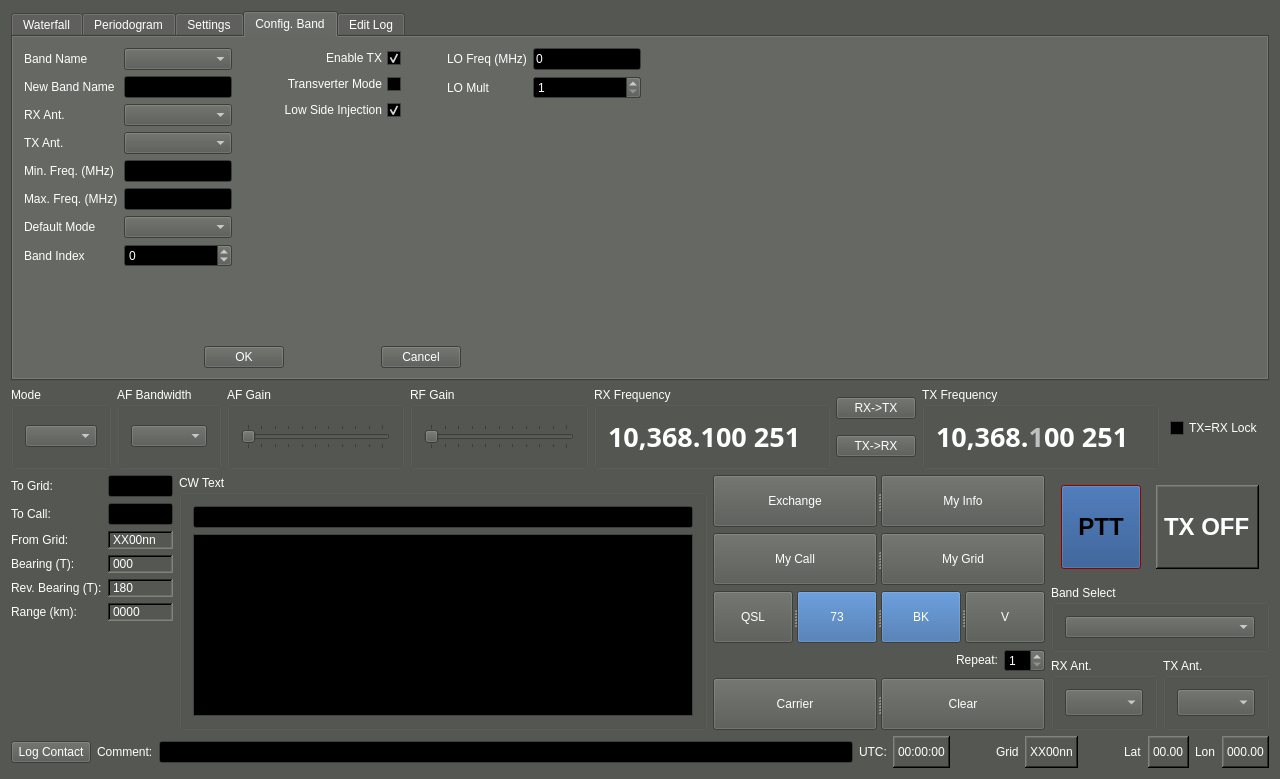
First picture: the form in qtgui/mainwindow.ui, repository kb1vc/SoDaRadio, before the edit.
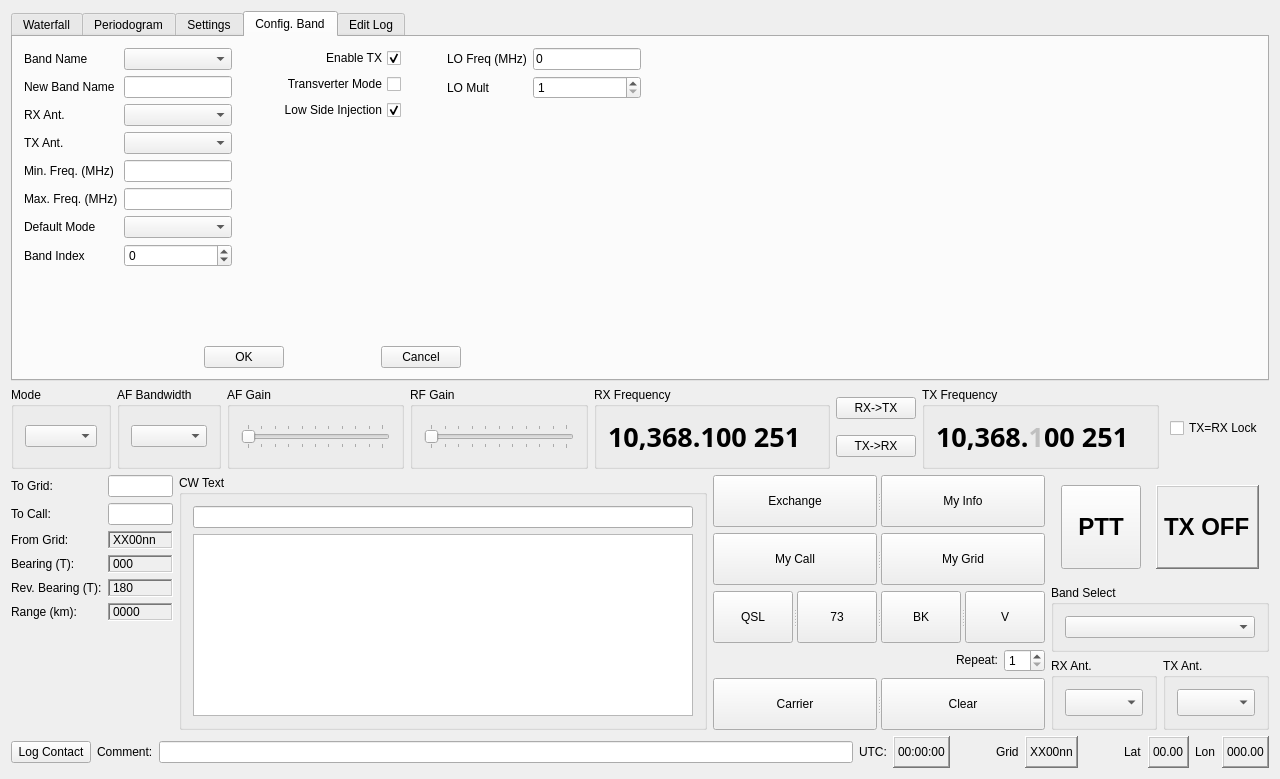
Second picture: the form after the edit. The open tabs and pages were chosen to show the change. Icons and pictures are not drawn. Custom widgets are drawn as their Qt base class.

Commit message: Working on fixing color problems

```diff
--- a/qtgui/mainwindow.ui
+++ b/qtgui/mainwindow.ui
@@ -8,421 +8,6 @@
     <verstretch>0</verstretch>
    </sizepolicy>
   </property>
-  <property name="palette">
-   <palette>
-    <active>
-     <colorrole role="WindowText">
-      <brush brushstyle="SolidPattern">
-       <color alpha="255">
-        <red>255</red>
-        <green>255</green>
-        <blue>255</blue>
-       </color>
-      </brush>
-     </colorrole>
-     <colorrole role="Button">
-      <brush brushstyle="SolidPattern">
-       <color alpha="255">
-        <red>85</red>
-        <green>87</green>
-        <blue>83</blue>
-       </color>
-      </brush>
-     </colorrole>
-     <colorrole role="Light">
-      <brush brushstyle="SolidPattern">
-       <color alpha="255">
-        <red>127</red>
-        <green>131</green>
-        <blue>124</blue>
-       </color>
-      </brush>
-     </colorrole>
-     <colorrole role="Midlight">
-      <brush brushstyle="SolidPattern">
-       <color alpha="255">
-        <red>106</red>
-        <green>109</green>
-        <blue>103</blue>
-       </color>
-      </brush>
-     </colorrole>
-     <colorrole role="Dark">
-      <brush brushstyle="SolidPattern">
-       <color alpha="255">
-        <red>42</red>
-        <green>43</green>
-        <blue>41</blue>
-       </color>
-      </brush>
-     </colorrole>
-     <colorrole role="Mid">
-      <brush brushstyle="SolidPattern">
-       <color alpha="255">
-        <red>56</red>
-        <green>58</green>
-        <blue>55</blue>
-       </color>
-      </brush>
-     </colorrole>
-     <colorrole role="Text">
-      <brush brushstyle="SolidPattern">
-       <color alpha="255">
-        <red>255</red>
-        <green>255</green>
-        <blue>255</blue>
-       </color>
-      </brush>
-     </colorrole>
-     <colorrole role="BrightText">
-      <brush brushstyle="SolidPattern">
-       <color alpha="255">
-        <red>255</red>
-        <green>255</green>
-        <blue>255</blue>
-       </color>
-      </brush>
-     </colorrole>
-     <colorrole role="ButtonText">
-      <brush brushstyle="SolidPattern">
-       <color alpha="255">
-        <red>255</red>
-        <green>255</green>
-        <blue>255</blue>
-       </color>
-      </brush>
-     </colorrole>
-     <colorrole role="Base">
-      <brush brushstyle="SolidPattern">
-       <color alpha="255">
-        <red>0</red>
-        <green>0</green>
-        <blue>0</blue>
-       </color>
-      </brush>
-     </colorrole>
-     <colorrole role="Window">
-      <brush brushstyle="SolidPattern">
-       <color alpha="255">
-        <red>85</red>
-        <green>87</green>
-        <blue>83</blue>
-       </color>
-      </brush>
-     </colorrole>
-     <colorrole role="Shadow">
-      <brush brushstyle="SolidPattern">
-       <color alpha="255">
-        <red>0</red>
-        <green>0</green>
-        <blue>0</blue>
-       </color>
-      </brush>
-     </colorrole>
-     <colorrole role="AlternateBase">
-      <brush brushstyle="SolidPattern">
-       <color alpha="255">
-        <red>42</red>
-        <green>43</green>
-        <blue>41</blue>
-       </color>
-      </brush>
-     </colorrole>
-     <colorrole role="ToolTipBase">
-      <brush brushstyle="SolidPattern">
-       <color alpha="255">
-        <red>255</red>
-        <green>255</green>
-        <blue>220</blue>
-       </color>
-      </brush>
-     </colorrole>
-     <colorrole role="ToolTipText">
-      <brush brushstyle="SolidPattern">
-       <color alpha="255">
-        <red>0</red>
-        <green>0</green>
-        <blue>0</blue>
-       </color>
-      </brush>
-     </colorrole>
-    </active>
-    <inactive>
-     <colorrole role="WindowText">
-      <brush brushstyle="SolidPattern">
-       <color alpha="255">
-        <red>255</red>
-        <green>255</green>
-        <blue>255</blue>
-       </color>
-      </brush>
-     </colorrole>
-     <colorrole role="Button">
-      <brush brushstyle="SolidPattern">
-       <color alpha="255">
-        <red>85</red>
-        <green>87</green>
-        <blue>83</blue>
-       </color>
-      </brush>
-     </colorrole>
-     <colorrole role="Light">
-      <brush brushstyle="SolidPattern">
-       <color alpha="255">
-        <red>127</red>
-        <green>131</green>
-        <blue>124</blue>
-       </color>
-      </brush>
-     </colorrole>
-     <colorrole role="Midlight">
-      <brush brushstyle="SolidPattern">
-       <color alpha="255">
-        <red>106</red>
-        <green>109</green>
-        <blue>103</blue>
-       </color>
-      </brush>
-     </colorrole>
-     <colorrole role="Dark">
-      <brush brushstyle="SolidPattern">
-       <color alpha="255">
-        <red>42</red>
-        <green>43</green>
-        <blue>41</blue>
-       </color>
-      </brush>
-     </colorrole>
-     <colorrole role="Mid">
-      <brush brushstyle="SolidPattern">
-       <color alpha="255">
-        <red>56</red>
-        <green>58</green>
-        <blue>55</blue>
-       </color>
-      </brush>
-     </colorrole>
-     <colorrole role="Text">
-      <brush brushstyle="SolidPattern">
-       <color alpha="255">
-        <red>255</red>
-        <green>255</green>
-        <blue>255</blue>
-       </color>
-      </brush>
-     </colorrole>
-     <colorrole role="BrightText">
-      <brush brushstyle="SolidPattern">
-       <color alpha="255">
-        <red>255</red>
-        <green>255</green>
-        <blue>255</blue>
-       </color>
-      </brush>
-     </colorrole>
-     <colorrole role="ButtonText">
-      <brush brushstyle="SolidPattern">
-       <color alpha="255">
-        <red>255</red>
-        <green>255</green>
-        <blue>255</blue>
-       </color>
-      </brush>
-     </colorrole>
-     <colorrole role="Base">
-      <brush brushstyle="SolidPattern">
-       <color alpha="255">
-        <red>0</red>
-        <green>0</green>
-        <blue>0</blue>
-       </color>
-      </brush>
-     </colorrole>
-     <colorrole role="Window">
-      <brush brushstyle="SolidPattern">
-       <color alpha="255">
-        <red>85</red>
-        <green>87</green>
-        <blue>83</blue>
-       </color>
-      </brush>
-     </colorrole>
-     <colorrole role="Shadow">
-      <brush brushstyle="SolidPattern">
-       <color alpha="255">
-        <red>0</red>
-        <green>0</green>
-        <blue>0</blue>
-       </color>
-      </brush>
-     </colorrole>
-     <colorrole role="AlternateBase">
-      <brush brushstyle="SolidPattern">
-       <color alpha="255">
-        <red>42</red>
-        <green>43</green>
-        <blue>41</blue>
-       </color>
-      </brush>
-     </colorrole>
-     <colorrole role="ToolTipBase">
-      <brush brushstyle="SolidPattern">
-       <color alpha="255">
-        <red>255</red>
-        <green>255</green>
-        <blue>220</blue>
-       </color>
-      </brush>
-     </colorrole>
-     <colorrole role="ToolTipText">
-      <brush brushstyle="SolidPattern">
-       <color alpha="255">
-        <red>0</red>
-        <green>0</green>
-        <blue>0</blue>
-       </color>
-      </brush>
-     </colorrole>
-    </inactive>
-    <disabled>
-     <colorrole role="WindowText">
-      <brush brushstyle="SolidPattern">
-       <color alpha="255">
-        <red>42</red>
-        <green>43</green>
-        <blue>41</blue>
-       </color>
-      </brush>
-     </colorrole>
-     <colorrole role="Button">
-      <brush brushstyle="SolidPattern">
-       <color alpha="255">
-        <red>85</red>
-        <green>87</green>
-        <blue>83</blue>
-       </color>
-      </brush>
-     </colorrole>
-     <colorrole role="Light">
-      <brush brushstyle="SolidPattern">
-       <color alpha="255">
-        <red>127</red>
-        <green>131</green>
-        <blue>124</blue>
-       </color>
-      </brush>
-     </colorrole>
-     <colorrole role="Midlight">
-      <brush brushstyle="SolidPattern">
-       <color alpha="255">
-        <red>106</red>
-        <green>109</green>
-        <blue>103</blue>
-       </color>
-      </brush>
-     </colorrole>
-     <colorrole role="Dark">
-      <brush brushstyle="SolidPattern">
-       <color alpha="255">
-        <red>42</red>
-        <green>43</green>
-        <blue>41</blue>
-       </color>
-      </brush>
-     </colorrole>
-     <colorrole role="Mid">
-      <brush brushstyle="SolidPattern">
-       <color alpha="255">
-        <red>56</red>
-        <green>58</green>
-        <blue>55</blue>
-       </color>
-      </brush>
-     </colorrole>
-     <colorrole role="Text">
-      <brush brushstyle="SolidPattern">
-       <color alpha="255">
-        <red>42</red>
-        <green>43</green>
-        <blue>41</blue>
-       </color>
-      </brush>
-     </colorrole>
-     <colorrole role="BrightText">
-      <brush brushstyle="SolidPattern">
-       <color alpha="255">
-        <red>255</red>
-        <green>255</green>
-        <blue>255</blue>
-       </color>
-      </brush>
-     </colorrole>
-     <colorrole role="ButtonText">
-      <brush brushstyle="SolidPattern">
-       <color alpha="255">
-        <red>42</red>
-        <green>43</green>
-        <blue>41</blue>
-       </color>
-      </brush>
-     </colorrole>
-     <colorrole role="Base">
-      <brush brushstyle="SolidPattern">
-       <color alpha="255">
-        <red>85</red>
-        <green>87</green>
-        <blue>83</blue>
-       </color>
-      </brush>
-     </colorrole>
-     <colorrole role="Window">
-      <brush brushstyle="SolidPattern">
-       <color alpha="255">
-        <red>85</red>
-        <green>87</green>
-        <blue>83</blue>
-       </color>
-      </brush>
-     </colorrole>
-     <colorrole role="Shadow">
-      <brush brushstyle="SolidPattern">
-       <color alpha="255">
-        <red>0</red>
-        <green>0</green>
-        <blue>0</blue>
-       </color>
-      </brush>
-     </colorrole>
-     <colorrole role="AlternateBase">
-      <brush brushstyle="SolidPattern">
-       <color alpha="255">
-        <red>85</red>
-        <green>87</green>
-        <blue>83</blue>
-       </color>
-      </brush>
-     </colorrole>
-     <colorrole role="ToolTipBase">
-      <brush brushstyle="SolidPattern">
-       <color alpha="255">
-        <red>255</red>
-        <green>255</green>
-        <blue>220</blue>
-       </color>
-      </brush>
-     </colorrole>
-     <colorrole role="ToolTipText">
-      <brush brushstyle="SolidPattern">
-       <color alpha="255">
-        <red>0</red>
-        <green>0</green>
-        <blue>0</blue>
-       </color>
-      </brush>
-     </colorrole>
-    </disabled>
-   </palette>
-  </property>
   <property name="windowTitle">
    <string>MainWindow</string>
   </property>
@@ -1311,70 +896,6 @@
           </item>
           <item>
            <widget class="QLabel" name="BCStatus_lbl">
-            <property name="palette">
-             <palette>
-              <active>
-               <colorrole role="Text">
-                <brush brushstyle="SolidPattern">
-                 <color alpha="255">
-                  <red>204</red>
-                  <green>0</green>
-                  <blue>0</blue>
-                 </color>
-                </brush>
-               </colorrole>
-               <colorrole role="BrightText">
-                <brush brushstyle="SolidPattern">
-                 <color alpha="255">
-                  <red>204</red>
-                  <green>0</green>
-                  <blue>0</blue>
-                 </color>
-                </brush>
-               </colorrole>
-              </active>
-              <inactive>
-               <colorrole role="Text">
-                <brush brushstyle="SolidPattern">
-                 <color alpha="255">
-                  <red>204</red>
-                  <green>0</green>
-                  <blue>0</blue>
-                 </color>
-                </brush>
-               </colorrole>
-               <colorrole role="BrightText">
-                <brush brushstyle="SolidPattern">
-                 <color alpha="255">
-                  <red>204</red>
-                  <green>0</green>
-                  <blue>0</blue>
-                 </color>
-                </brush>
-               </colorrole>
-              </inactive>
-              <disabled>
-               <colorrole role="Text">
-                <brush brushstyle="SolidPattern">
-                 <color alpha="255">
-                  <red>42</red>
-                  <green>43</green>
-                  <blue>41</blue>
-                 </color>
-                </brush>
-               </colorrole>
-               <colorrole role="BrightText">
-                <brush brushstyle="SolidPattern">
-                 <color alpha="255">
-                  <red>204</red>
-                  <green>0</green>
-                  <blue>0</blue>
-                 </color>
-                </brush>
-               </colorrole>
-              </disabled>
-             </palette>
-            </property>
             <property name="text">
              <string/>
             </property>
@@ -2529,43 +2050,6 @@
              <height>16777215</height>
             </size>
            </property>
-           <property name="palette">
-            <palette>
-             <active>
-              <colorrole role="Button">
-               <brush brushstyle="SolidPattern">
-                <color alpha="255">
-                 <red>52</red>
-                 <green>101</green>
-                 <blue>164</blue>
-                </color>
-               </brush>
-              </colorrole>
-             </active>
-             <inactive>
-              <colorrole role="Button">
-               <brush brushstyle="SolidPattern">
-                <color alpha="255">
-                 <red>52</red>
-                 <green>101</green>
-                 <blue>164</blue>
-                </color>
-               </brush>
-              </colorrole>
-             </inactive>
-             <disabled>
-              <colorrole role="Button">
-               <brush brushstyle="SolidPattern">
-                <color alpha="255">
-                 <red>52</red>
-                 <green>101</green>
-                 <blue>164</blue>
-                </color>
-               </brush>
-              </colorrole>
-             </disabled>
-            </palette>
-           </property>
            <property name="text">
             <string>73</string>
            </property>
@@ -2583,43 +2067,6 @@
              <height>16777215</height>
             </size>
            </property>
-           <property name="palette">
-            <palette>
-             <active>
-              <colorrole role="Button">
-               <brush brushstyle="SolidPattern">
-                <color alpha="255">
-                 <red>52</red>
-                 <green>101</green>
-                 <blue>164</blue>
-                </color>
-               </brush>
-              </colorrole>
-             </active>
-             <inactive>
-              <colorrole role="Button">
-               <brush brushstyle="SolidPattern">
-                <color alpha="255">
-                 <red>52</red>
-                 <green>101</green>
-                 <blue>164</blue>
-                </color>
-               </brush>
-              </colorrole>
-             </inactive>
-             <disabled>
-              <colorrole role="Button">
-               <brush brushstyle="SolidPattern">
-                <color alpha="255">
-                 <red>52</red>
-                 <green>101</green>
-                 <blue>164</blue>
-                </color>
-               </brush>
-              </colorrole>
-             </disabled>
-            </palette>
-           </property>
            <property name="text">
             <string>BK</string>
            </property>
@@ -2750,421 +2197,6 @@
               <verstretch>0</verstretch>
              </sizepolicy>
             </property>
-            <property name="palette">
-             <palette>
-              <active>
-               <colorrole role="WindowText">
-                <brush brushstyle="SolidPattern">
-                 <color alpha="255">
-                  <red>0</red>
-                  <green>0</green>
-                  <blue>0</blue>
-                 </color>
-                </brush>
-               </colorrole>
-               <colorrole role="Button">
-                <brush brushstyle="SolidPattern">
-                 <color alpha="255">
-                  <red>255</red>
-                  <green>51</green>
-                  <blue>51</blue>
-                 </color>
-                </brush>
-               </colorrole>
-               <colorrole role="Light">
-                <brush brushstyle="SolidPattern">
-                 <color alpha="255">
-                  <red>255</red>
-                  <green>51</green>
-                  <blue>51</blue>
-                 </color>
-                </brush>
-               </colorrole>
-               <colorrole role="Midlight">
-                <brush brushstyle="SolidPattern">
-                 <color alpha="255">
-                  <red>255</red>
-                  <green>51</green>
-                  <blue>51</blue>
-                 </color>
-                </brush>
-               </colorrole>
-               <colorrole role="Dark">
-                <brush brushstyle="SolidPattern">
-                 <color alpha="255">
-                  <red>102</red>
-                  <green>0</green>
-                  <blue>255</blue>
-                 </color>
-                </brush>
-               </colorrole>
-               <colorrole role="Mid">
-                <brush brushstyle="SolidPattern">
-                 <color alpha="255">
-                  <red>136</red>
-                  <green>0</green>
-                  <blue>0</blue>
-                 </color>
-                </brush>
-               </colorrole>
-               <colorrole role="Text">
-                <brush brushstyle="SolidPattern">
-                 <color alpha="255">
-                  <red>238</red>
-                  <green>238</green>
-                  <blue>236</blue>
-                 </color>
-                </brush>
-               </colorrole>
-               <colorrole role="BrightText">
-                <brush brushstyle="SolidPattern">
-                 <color alpha="255">
-                  <red>255</red>
-                  <green>255</green>
-                  <blue>255</blue>
-                 </color>
-                </brush>
-               </colorrole>
-               <colorrole role="ButtonText">
-                <brush brushstyle="SolidPattern">
-                 <color alpha="255">
-                  <red>0</red>
-                  <green>0</green>
-                  <blue>0</blue>
-                 </color>
-                </brush>
-               </colorrole>
-               <colorrole role="Base">
-                <brush brushstyle="SolidPattern">
-                 <color alpha="255">
-                  <red>255</red>
-                  <green>255</green>
-                  <blue>255</blue>
-                 </color>
-                </brush>
-               </colorrole>
-               <colorrole role="Window">
-                <brush brushstyle="SolidPattern">
-                 <color alpha="255">
-                  <red>204</red>
-                  <green>0</green>
-                  <blue>0</blue>
-                 </color>
-                </brush>
-               </colorrole>
-               <colorrole role="Shadow">
-                <brush brushstyle="SolidPattern">
-                 <color alpha="255">
-                  <red>0</red>
-                  <green>0</green>
-                  <blue>0</blue>
-                 </color>
-                </brush>
-               </colorrole>
-               <colorrole role="AlternateBase">
-                <brush brushstyle="SolidPattern">
-                 <color alpha="255">
-                  <red>229</red>
-                  <green>127</green>
-                  <blue>127</blue>
-                 </color>
-                </brush>
-               </colorrole>
-               <colorrole role="ToolTipBase">
-                <brush brushstyle="SolidPattern">
-                 <color alpha="255">
-                  <red>255</red>
-                  <green>255</green>
-                  <blue>220</blue>
-                 </color>
-                </brush>
-               </colorrole>
-               <colorrole role="ToolTipText">
-                <brush brushstyle="SolidPattern">
-                 <color alpha="255">
-                  <red>0</red>
-                  <green>0</green>
-                  <blue>0</blue>
-                 </color>
-                </brush>
-               </colorrole>
-              </active>
-              <inactive>
-               <colorrole role="WindowText">
-                <brush brushstyle="SolidPattern">
-                 <color alpha="255">
-                  <red>0</red>
-                  <green>0</green>
-                  <blue>0</blue>
-                 </color>
-                </brush>
-               </colorrole>
-               <colorrole role="Button">
-                <brush brushstyle="SolidPattern">
-                 <color alpha="255">
-                  <red>32</red>
-                  <green>74</green>
-                  <blue>135</blue>
-                 </color>
-                </brush>
-               </colorrole>
-               <colorrole role="Light">
-                <brush brushstyle="SolidPattern">
-                 <color alpha="255">
-                  <red>255</red>
-                  <green>51</green>
-                  <blue>51</blue>
-                 </color>
-                </brush>
-               </colorrole>
-               <colorrole role="Midlight">
-                <brush brushstyle="SolidPattern">
-                 <color alpha="255">
-                  <red>229</red>
-                  <green>25</green>
-                  <blue>25</blue>
-                 </color>
-                </brush>
-               </colorrole>
-               <colorrole role="Dark">
-                <brush brushstyle="SolidPattern">
-                 <color alpha="255">
-                  <red>102</red>
-                  <green>0</green>
-                  <blue>0</blue>
-                 </color>
-                </brush>
-               </colorrole>
-               <colorrole role="Mid">
-                <brush brushstyle="SolidPattern">
-                 <color alpha="255">
-                  <red>136</red>
-                  <green>0</green>
-                  <blue>0</blue>
-                 </color>
-                </brush>
-               </colorrole>
-               <colorrole role="Text">
-                <brush brushstyle="SolidPattern">
-                 <color alpha="255">
-                  <red>255</red>
-                  <green>255</green>
-                  <blue>255</blue>
-                 </color>
-                </brush>
-               </colorrole>
-               <colorrole role="BrightText">
-                <brush brushstyle="SolidPattern">
-                 <color alpha="255">
-                  <red>255</red>
-                  <green>255</green>
-                  <blue>255</blue>
-                 </color>
-                </brush>
-               </colorrole>
-               <colorrole role="ButtonText">
-                <brush brushstyle="SolidPattern">
-                 <color alpha="255">
-                  <red>0</red>
-                  <green>0</green>
-                  <blue>0</blue>
-                 </color>
-                </brush>
-               </colorrole>
-               <colorrole role="Base">
-                <brush brushstyle="SolidPattern">
-                 <color alpha="255">
-                  <red>255</red>
-                  <green>255</green>
-                  <blue>255</blue>
-                 </color>
-                </brush>
-               </colorrole>
-               <colorrole role="Window">
-                <brush brushstyle="SolidPattern">
-                 <color alpha="255">
-                  <red>204</red>
-                  <green>0</green>
-                  <blue>0</blue>
-                 </color>
-                </brush>
-               </colorrole>
-               <colorrole role="Shadow">
-                <brush brushstyle="SolidPattern">
-                 <color alpha="255">
-                  <red>0</red>
-                  <green>0</green>
-                  <blue>0</blue>
-                 </color>
-                </brush>
-               </colorrole>
-               <colorrole role="AlternateBase">
-                <brush brushstyle="SolidPattern">
-                 <color alpha="255">
-                  <red>229</red>
-                  <green>127</green>
-                  <blue>127</blue>
-                 </color>
-                </brush>
-               </colorrole>
-               <colorrole role="ToolTipBase">
-                <brush brushstyle="SolidPattern">
-                 <color alpha="255">
-                  <red>255</red>
-                  <green>255</green>
-                  <blue>220</blue>
-                 </color>
-                </brush>
-               </colorrole>
-               <colorrole role="ToolTipText">
-                <brush brushstyle="SolidPattern">
-                 <color alpha="255">
-                  <red>0</red>
-                  <green>0</green>
-                  <blue>0</blue>
-                 </color>
-                </brush>
-               </colorrole>
-              </inactive>
-              <disabled>
-               <colorrole role="WindowText">
-                <brush brushstyle="SolidPattern">
-                 <color alpha="255">
-                  <red>102</red>
-                  <green>0</green>
-                  <blue>0</blue>
-                 </color>
-                </brush>
-               </colorrole>
-               <colorrole role="Button">
-                <brush brushstyle="SolidPattern">
-                 <color alpha="255">
-                  <red>85</red>
-                  <green>87</green>
-                  <blue>83</blue>
-                 </color>
-                </brush>
-               </colorrole>
-               <colorrole role="Light">
-                <brush brushstyle="SolidPattern">
-                 <color alpha="255">
-                  <red>255</red>
-                  <green>51</green>
-                  <blue>51</blue>
-                 </color>
-                </brush>
-               </colorrole>
-               <colorrole role="Midlight">
-                <brush brushstyle="SolidPattern">
-                 <color alpha="255">
-                  <red>229</red>
-                  <green>25</green>
-                  <blue>25</blue>
-                 </color>
-                </brush>
-               </colorrole>
-               <colorrole role="Dark">
-                <brush brushstyle="SolidPattern">
-                 <color alpha="255">
-                  <red>102</red>
-                  <green>0</green>
-                  <blue>0</blue>
-                 </color>
-                </brush>
-               </colorrole>
-               <colorrole role="Mid">
-                <brush brushstyle="SolidPattern">
-                 <color alpha="255">
-                  <red>136</red>
-                  <green>0</green>
-                  <blue>0</blue>
-                 </color>
-                </brush>
-               </colorrole>
-               <colorrole role="Text">
-                <brush brushstyle="SolidPattern">
-                 <color alpha="255">
-                  <red>102</red>
-                  <green>0</green>
-                  <blue>0</blue>
-                 </color>
-                </brush>
-               </colorrole>
-               <colorrole role="BrightText">
-                <brush brushstyle="SolidPattern">
-                 <color alpha="255">
-                  <red>255</red>
-                  <green>255</green>
-                  <blue>255</blue>
-                 </color>
-                </brush>
-               </colorrole>
-               <colorrole role="ButtonText">
-                <brush brushstyle="SolidPattern">
-                 <color alpha="255">
-                  <red>102</red>
-                  <green>0</green>
-                  <blue>0</blue>
-                 </color>
-                </brush>
-               </colorrole>
-               <colorrole role="Base">
-                <brush brushstyle="SolidPattern">
-                 <color alpha="255">
-                  <red>204</red>
-                  <green>0</green>
-                  <blue>0</blue>
-                 </color>
-                </brush>
-               </colorrole>
-               <colorrole role="Window">
-                <brush brushstyle="SolidPattern">
-                 <color alpha="255">
-                  <red>204</red>
-                  <green>0</green>
-                  <blue>0</blue>
-                 </color>
-                </brush>
-               </colorrole>
-               <colorrole role="Shadow">
-                <brush brushstyle="SolidPattern">
-                 <color alpha="255">
-                  <red>0</red>
-                  <green>0</green>
-                  <blue>0</blue>
-                 </color>
-                </brush>
-               </colorrole>
-               <colorrole role="AlternateBase">
-                <brush brushstyle="SolidPattern">
-                 <color alpha="255">
-                  <red>204</red>
-                  <green>0</green>
-                  <blue>0</blue>
-                 </color>
-                </brush>
-               </colorrole>
-               <colorrole role="ToolTipBase">
-                <brush brushstyle="SolidPattern">
-                 <color alpha="255">
-                  <red>255</red>
-                  <green>255</green>
-                  <blue>220</blue>
-                 </color>
-                </brush>
-               </colorrole>
-               <colorrole role="ToolTipText">
-                <brush brushstyle="SolidPattern">
-                 <color alpha="255">
-                  <red>0</red>
-                  <green>0</green>
-                  <blue>0</blue>
-                 </color>
-                </brush>
-               </colorrole>
-              </disabled>
-             </palette>
-            </property>
             <property name="font">
              <font>
               <pointsize>18</pointsize>
```
